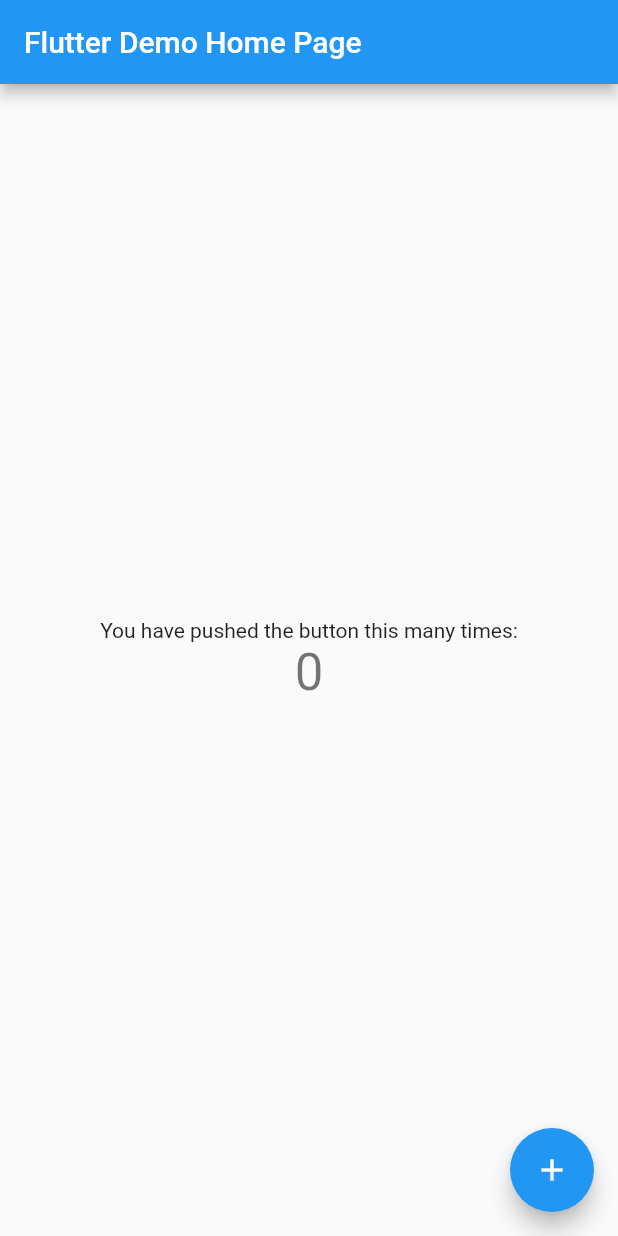
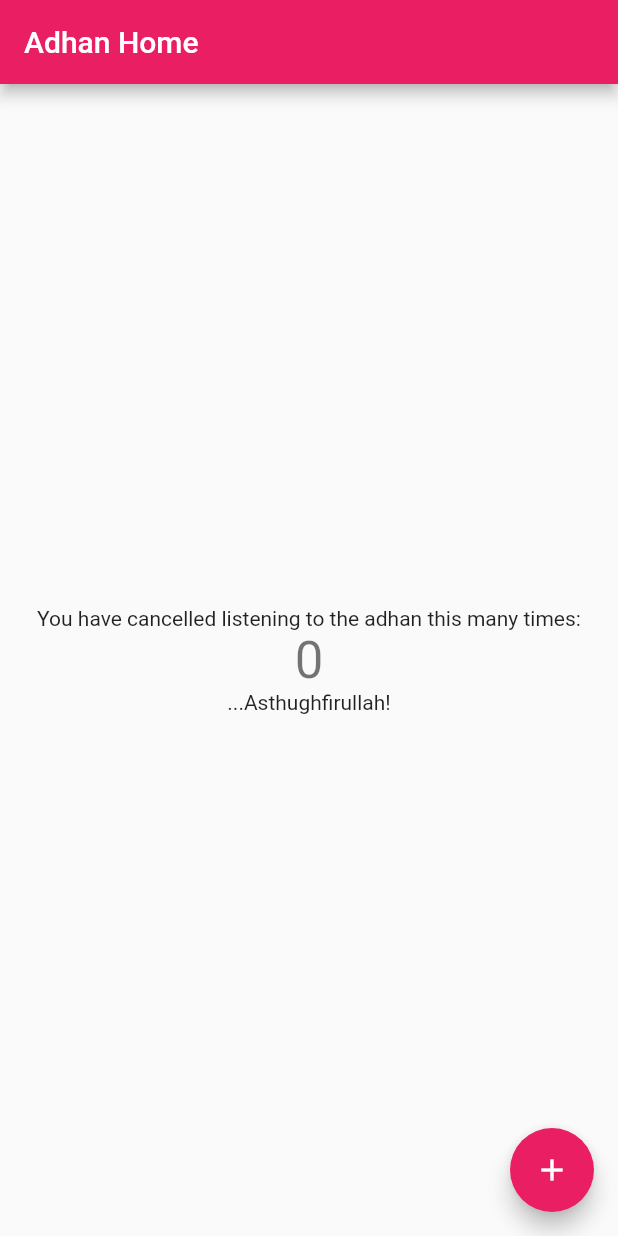
Before and after one commit to Ibsardar/AdhanApp, a Flutter app: the screen it shows after launch, on a phone screen of 412 x 824 dp. Run offline on Flutter 3.47's test engine with Material 2 defaults, Android fonts, the phone set to English and light mode, and no system bars.

```diff
--- a/adhan_app/lib/main.dart
+++ b/adhan_app/lib/main.dart
@@ -1,4 +1,6 @@
 import 'package:flutter/material.dart';
+import 'dart:io' show Platform;
+import 'dart:developer';
 
 void main() {
   runApp(MyApp());
@@ -8,8 +10,10 @@ class MyApp extends StatelessWidget {
   // This widget is the root of your application.
   @override
   Widget build(BuildContext context) {
+    if (Platform.isAndroid) {
+      log('yooo this is android habibi');
       return MaterialApp(
-      title: 'Flutter Demo',
+        title: 'Adhan App',
         theme: ThemeData(
           // This is the theme of your application.
           //
@@ -20,14 +24,18 @@ class MyApp extends StatelessWidget {
           // or simply save your changes to "hot reload" in a Flutter IDE).
           // Notice that the counter didn't reset back to zero; the application
           // is not restarted.
-        primarySwatch: Colors.blue,
+          primarySwatch: Colors.pink,
           // This makes the visual density adapt to the platform that you run
           // the app on. For desktop platforms, the controls will be smaller and
           // closer together (more dense) than on mobile platforms.
           visualDensity: VisualDensity.adaptivePlatformDensity,
         ),
-      home: MyHomePage(title: 'Flutter Demo Home Page'),
+        home: MyHomePage(title: 'Adhan Home'),
       );
+    } else if (Platform.isIOS) {
+      log('yooo this is ios habibi');
+      // return a Cupertino Widget here...
+    }
   }
 }
 
@@ -98,12 +106,15 @@ class _MyHomePageState extends State<MyHomePage> {
           mainAxisAlignment: MainAxisAlignment.center,
           children: <Widget>[
             Text(
-              'You have pushed the button this many times:',
+              'You have cancelled listening to the adhan this many times:',
             ),
             Text(
               '$_counter',
               style: Theme.of(context).textTheme.headline4,
             ),
+            Text(
+              '...Asthughfirullah!'
+            )
           ],
         ),
       ),
```
Lines whose indentation alone changed are shown as unchanged.
